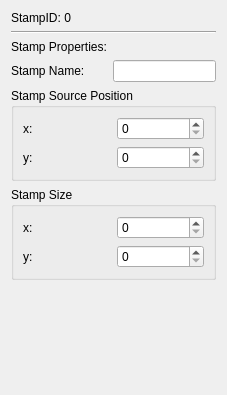
Before: the Qt Designer form RetroEDv2/tools/sceneproperties/scenestamppropertiesv5.ui in RSDKModding/RetroED, drawn with Qt 5.
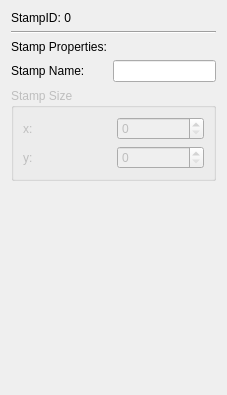
After: the same form once the commit is applied.

Diff of the .ui file:
```diff
--- a/RetroEDv2/tools/sceneproperties/scenestamppropertiesv5.ui
+++ b/RetroEDv2/tools/sceneproperties/scenestamppropertiesv5.ui
@@ -22,72 +22,10 @@
     </widget>
    </item>
    <item row="4" column="0" colspan="2">
-    <widget class="QGroupBox" name="groupBox">
-     <property name="title">
-      <string>Stamp Source Position</string>
-     </property>
-     <layout class="QGridLayout" name="gridLayout_2">
-      <item row="0" column="0">
-       <widget class="QLabel" name="label_17">
-        <property name="text">
-         <string>x:</string>
-        </property>
-       </widget>
-      </item>
-      <item row="1" column="0">
-       <widget class="QLabel" name="label_18">
-        <property name="text">
-         <string>y:</string>
-        </property>
-       </widget>
-      </item>
-      <item row="0" column="1">
-       <widget class="QDoubleSpinBox" name="stampX">
-        <property name="decimals">
-         <number>0</number>
-        </property>
-        <property name="maximum">
-         <double>32767.000000000000000</double>
-        </property>
-        <property name="singleStep">
-         <double>1.000000000000000</double>
-        </property>
-       </widget>
-      </item>
-      <item row="1" column="1">
-       <widget class="QDoubleSpinBox" name="stampY">
-        <property name="decimals">
-         <number>0</number>
-        </property>
-        <property name="minimum">
-         <double>0.000000000000000</double>
-        </property>
-        <property name="maximum">
-         <double>32767.000000000000000</double>
-        </property>
-        <property name="singleStep">
-         <double>1.000000000000000</double>
-        </property>
-       </widget>
-      </item>
-     </layout>
-    </widget>
-   </item>
-   <item row="6" column="0">
-    <spacer name="verticalSpacer">
-     <property name="orientation">
-      <enum>Qt::Vertical</enum>
-     </property>
-     <property name="sizeHint" stdset="0">
-      <size>
-       <width>20</width>
-       <height>40</height>
-      </size>
-     </property>
-    </spacer>
-   </item>
-   <item row="5" column="0" colspan="2">
     <widget class="QGroupBox" name="groupBox_2">
+     <property name="enabled">
+      <bool>false</bool>
+     </property>
      <property name="title">
       <string>Stamp Size</string>
      </property>
@@ -108,6 +46,9 @@
       </item>
       <item row="0" column="1">
        <widget class="QDoubleSpinBox" name="stampSizeX">
+        <property name="enabled">
+         <bool>false</bool>
+        </property>
         <property name="decimals">
          <number>0</number>
         </property>
@@ -156,6 +97,19 @@
      </property>
     </widget>
    </item>
+   <item row="5" column="0">
+    <spacer name="verticalSpacer">
+     <property name="orientation">
+      <enum>Qt::Vertical</enum>
+     </property>
+     <property name="sizeHint" stdset="0">
+      <size>
+       <width>20</width>
+       <height>40</height>
+      </size>
+     </property>
+    </spacer>
+   </item>
    <item row="1" column="0" colspan="2">
     <widget class="Line" name="line">
      <property name="orientation">
```
Left out of the diff: 16 changed lines with no effect on the pictures.
